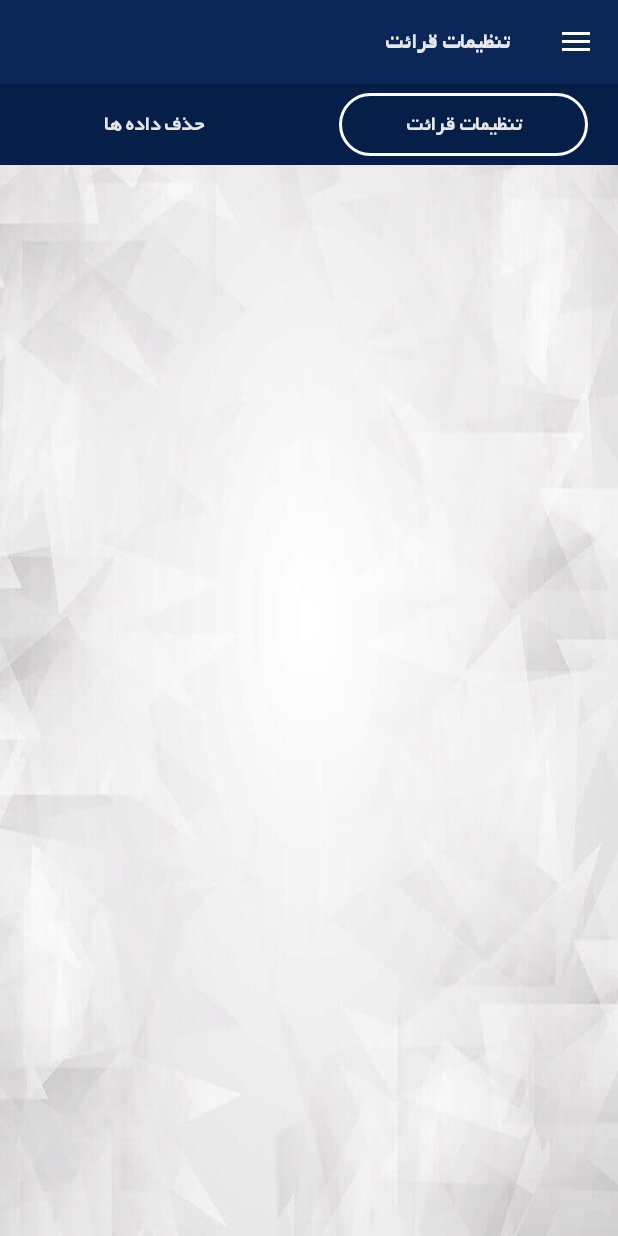
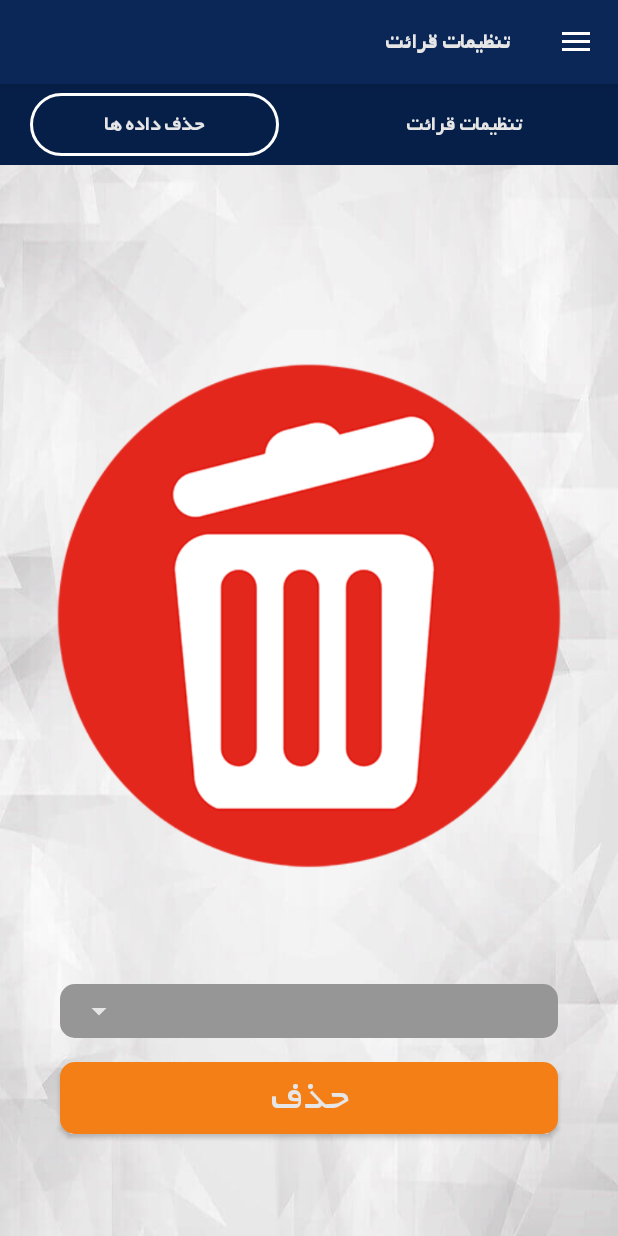
Before and after one commit to iamAliRostami/CounterReading, an Android app: the ReadingSettingActivity screen opened directly, with no data from a screen before it, after a tap on an icon or button, on a phone screen of 412 x 824 dp. Run offline under Robolectric (Android 15) with nearby library versions, the phone set to English and light mode, and no system bars; our stand-ins replace Shimmer; libraries missing offline, so code that uses them is left out: es.dmoral.toasty; 1 statement that could not run was skipped; 3 other taps on this screen came first.

Commit message:
first ui commit.

```diff
--- a/app/src/main/java/com/leon/reading_counter/activities/ReadingSettingActivity.java
+++ b/app/src/main/java/com/leon/reading_counter/activities/ReadingSettingActivity.java
@@ -1,15 +1,24 @@
 package com.leon.reading_counter.activities;
 
+import android.annotation.SuppressLint;
+import android.graphics.Color;
+import android.os.Debug;
 import android.view.View;
 
 import androidx.constraintlayout.widget.ConstraintLayout;
+import androidx.viewpager.widget.ViewPager;
 
 import com.leon.reading_counter.R;
+import com.leon.reading_counter.adapters.ViewPagerAdapterTab;
 import com.leon.reading_counter.base_items.BaseActivity;
 import com.leon.reading_counter.databinding.ActivityReadingSettingBinding;
+import com.leon.reading_counter.fragments.ReadingSettingDeleteFragment;
+import com.leon.reading_counter.fragments.ReadingSettingFragment;
+import com.leon.reading_counter.utils.DepthPageTransformer;
 
 public class ReadingSettingActivity extends BaseActivity {
     ActivityReadingSettingBinding binding;
+    private int previousState, currentState;
 
     @Override
     protected void initialize() {
@@ -17,5 +26,100 @@ public class ReadingSettingActivity extends BaseActivity {
         View childLayout = binding.getRoot();
         ConstraintLayout parentLayout = findViewById(R.id.base_Content);
         parentLayout.addView(childLayout);
+        setupViewPager();
+        initializeTextViews();
+    }
+
+    void initializeTextViews() {
+        textViewRead();
+        textViewDelete();
+    }
+
+    @SuppressLint("UseCompatLoadingForDrawables")
+    void textViewDelete() {
+        binding.textViewDelete.setOnClickListener(view -> {
+            setColor();
+            binding.textViewDelete.setBackground(getResources().getDrawable(R.drawable.border_white_2));
+            setPadding();
+            binding.viewPager.setCurrentItem(1);
+        });
+    }
+
+    @SuppressLint("UseCompatLoadingForDrawables")
+    void textViewRead() {
+        binding.textViewRead.setOnClickListener(view -> {
+            setColor();
+            binding.textViewRead.setBackground(getResources().getDrawable(R.drawable.border_white_2));
+            setPadding();
+            binding.viewPager.setCurrentItem(0);
+        });
+    }
+
+    private void setColor() {
+        binding.textViewRead.setBackgroundColor(Color.TRANSPARENT);
+        binding.textViewRead.setTextColor(getResources().getColor(R.color.text_color_light));
+        binding.textViewDelete.setBackgroundColor(Color.TRANSPARENT);
+        binding.textViewDelete.setTextColor(getResources().getColor(R.color.text_color_light));
+    }
+
+    private void setPadding() {
+        binding.textViewRead.setPadding(0,
+                (int) getResources().getDimension(R.dimen.medium_dp), 0,
+                (int) getResources().getDimension(R.dimen.medium_dp));
+        binding.textViewDelete.setPadding(0,
+                (int) getResources().getDimension(R.dimen.medium_dp), 0,
+                (int) getResources().getDimension(R.dimen.medium_dp));
+    }
+
+    private void setupViewPager() {
+        ViewPagerAdapterTab adapter = new ViewPagerAdapterTab(getSupportFragmentManager());
+        adapter.addFragment(new ReadingSettingFragment(), "تنظیمات قرائت");
+        adapter.addFragment(new ReadingSettingDeleteFragment(), "حذف");
+        binding.viewPager.setAdapter(adapter);
+        binding.viewPager.addOnPageChangeListener(new ViewPager.OnPageChangeListener() {
+            @Override
+            public void onPageScrolled(int position, float positionOffset, int positionOffsetPixels) {
+            }
+
+            @Override
+            public void onPageSelected(int position) {
+                if (position == 0) {
+                    binding.textViewRead.callOnClick();
+                } else if (position == 1) {
+                    binding.textViewDelete.callOnClick();
+                }
+            }
+
+            @Override
+            public void onPageScrollStateChanged(int state) {
+                int currentPage = binding.viewPager.getCurrentItem();
+                if (currentPage == 1 || currentPage == 0) {
+                    previousState = currentState;
+                    currentState = state;
+                    if (previousState == 1 && currentState == 0) {
+                        binding.viewPager.setCurrentItem(currentPage == 0 ? 1 : 0);
+                    }
+                }
+            }
+        });
+        binding.viewPager.setPageTransformer(true, new DepthPageTransformer());
+    }
+
+    @Override
+    protected void onStop() {
+        super.onStop();
+        Runtime.getRuntime().totalMemory();
+        Runtime.getRuntime().freeMemory();
+        Runtime.getRuntime().maxMemory();
+        Debug.getNativeHeapAllocatedSize();
+    }
+
+    @Override
+    protected void onDestroy() {
+        super.onDestroy();
+        Runtime.getRuntime().totalMemory();
+        Runtime.getRuntime().freeMemory();
+        Runtime.getRuntime().maxMemory();
+        Debug.getNativeHeapAllocatedSize();
     }
 }
--- /dev/null
+++ b/app/src/main/java/com/leon/reading_counter/fragments/ReadingSettingDeleteFragment.java
@@ -0,0 +1,45 @@
+package com.leon.reading_counter.fragments;
+
+import android.annotation.SuppressLint;
+import android.os.Bundle;
+import android.view.LayoutInflater;
+import android.view.View;
+import android.view.ViewGroup;
+
+import androidx.fragment.app.Fragment;
+
+import com.leon.reading_counter.R;
+import com.leon.reading_counter.databinding.FragmentReadingSettingDeleteBinding;
+
+import org.jetbrains.annotations.NotNull;
+
+public class ReadingSettingDeleteFragment extends Fragment {
+    FragmentReadingSettingDeleteBinding binding;
+
+    public ReadingSettingDeleteFragment() {
+    }
+
+    @Override
+    public void onCreate(Bundle savedInstanceState) {
+        super.onCreate(savedInstanceState);
+    }
+
+    @Override
+    public View onCreateView(@NotNull LayoutInflater inflater, ViewGroup container,
+                             Bundle savedInstanceState) {
+        binding = FragmentReadingSettingDeleteBinding.inflate(inflater, container, false);
+        initialize();
+        return binding.getRoot();
+    }
+
+    @SuppressLint("UseCompatLoadingForDrawables")
+    void initialize() {
+        binding.imageViewDelete.setImageDrawable(getResources().getDrawable(R.drawable.img_delete));
+    }
+
+    @Override
+    public void onDestroyView() {
+        super.onDestroyView();
+        binding.imageViewDelete.setImageDrawable(null);
+    }
+}
--- /dev/null
+++ b/app/src/main/java/com/leon/reading_counter/fragments/ReadingSettingFragment.java
@@ -0,0 +1,40 @@
+package com.leon.reading_counter.fragments;
+
+import android.os.Bundle;
+import android.view.LayoutInflater;
+import android.view.View;
+import android.view.ViewGroup;
+
+import androidx.fragment.app.Fragment;
+
+import com.leon.reading_counter.databinding.FragmentReadingSettingBinding;
+
+import org.jetbrains.annotations.NotNull;
+
+public class ReadingSettingFragment extends Fragment {
+    FragmentReadingSettingBinding binding;
+
+    public ReadingSettingFragment() {
+    }
+
+    @Override
+    public void onCreate(Bundle savedInstanceState) {
+        super.onCreate(savedInstanceState);
+    }
+
+    @Override
+    public View onCreateView(@NotNull LayoutInflater inflater, ViewGroup container,
+                             Bundle savedInstanceState) {
+        binding = FragmentReadingSettingBinding.inflate(inflater, container, false);
+        initialize();
+        return binding.getRoot();
+    }
+
+    void initialize() {
+    }
+
+    @Override
+    public void onDestroyView() {
+        super.onDestroyView();
+    }
+}
--- /dev/null
+++ b/app/src/main/res/drawable/border_gray_4.xml
@@ -0,0 +1,11 @@
+<?xml version="1.0" encoding="utf-8"?>
+<shape xmlns:android="http://schemas.android.com/apk/res/android"
+    android:shape="rectangle">
+    <corners android:radius="@dimen/medium_dp" />
+    <padding
+        android:bottom="@dimen/small_dp"
+        android:left="@dimen/small_dp"
+        android:right="@dimen/small_dp"
+        android:top="@dimen/small_dp" />
+    <solid android:color="@color/gray" />
+</shape>
--- a/app/src/main/res/layout/activity_reading_setting.xml
+++ b/app/src/main/res/layout/activity_reading_setting.xml
@@ -1,9 +1,9 @@
 <?xml version="1.0" encoding="utf-8"?>
 <RelativeLayout xmlns:android="http://schemas.android.com/apk/res/android"
+    xmlns:app="http://schemas.android.com/apk/res-auto"
     xmlns:tools="http://schemas.android.com/tools"
     android:layout_width="match_parent"
     android:layout_height="match_parent"
-    xmlns:app="http://schemas.android.com/apk/res-auto"
     tools:context=".activities.ReadingSettingActivity">
 
     <LinearLayout
@@ -50,7 +50,6 @@
                 android:textColor="@color/text_color_light"
                 android:visibility="gone" />
 
-
             <TextView
                 android:id="@+id/text_view_delete"
                 style="@style/text_bold"
@@ -67,6 +66,7 @@
                 android:text="@string/delete_data"
                 android:textColor="@color/text_color_light" />
 
+
         </LinearLayout>
 
         <androidx.viewpager.widget.ViewPager
--- /dev/null
+++ b/app/src/main/res/layout/fragment_reading_setting_delete.xml
@@ -0,0 +1,62 @@
+<?xml version="1.0" encoding="utf-8"?>
+<FrameLayout xmlns:android="http://schemas.android.com/apk/res/android"
+    xmlns:tools="http://schemas.android.com/tools"
+    android:layout_width="match_parent"
+    android:layout_height="match_parent"
+    tools:context=".fragments.ReadingSettingDeleteFragment">
+
+    <LinearLayout
+        android:layout_width="match_parent"
+        android:layout_height="wrap_content"
+        android:layout_gravity="center"
+        android:gravity="center"
+        android:orientation="vertical"
+        android:padding="@dimen/large_dp"
+        tools:ignore="UselessParent">
+
+        <ImageView
+            android:id="@+id/image_view_delete"
+            android:layout_width="match_parent"
+            android:layout_height="0dp"
+            android:layout_weight="1"
+            android:src="@drawable/img_delete"
+            tools:ignore="ContentDescription" />
+
+        <LinearLayout
+            android:layout_width="match_parent"
+            android:layout_height="wrap_content"
+            android:layout_gravity="center"
+            android:layout_marginLeft="@dimen/large_dp"
+            android:layout_marginTop="@dimen/low_dp"
+            android:layout_marginRight="@dimen/large_dp"
+            android:layout_marginBottom="@dimen/low_dp"
+            android:background="@drawable/border_gray_4"
+            android:gravity="center"
+            android:orientation="horizontal"
+            android:paddingTop="@dimen/low_dp"
+            android:paddingBottom="@dimen/low_dp">
+
+            <Spinner
+                android:id="@+id/spinner"
+                android:layout_width="match_parent"
+                android:layout_height="wrap_content"
+                android:layout_gravity="center"
+                android:gravity="center" />
+
+        </LinearLayout>
+
+        <Button
+            android:id="@+id/button_delete"
+            android:layout_width="match_parent"
+            android:layout_height="wrap_content"
+            android:layout_marginLeft="@dimen/large_dp"
+            android:layout_marginTop="@dimen/medium_dp"
+            android:layout_marginRight="@dimen/large_dp"
+            android:layout_marginBottom="@dimen/medium_dp"
+            android:background="@drawable/border_yellow_3"
+            android:text="@string/delete"
+            android:textColor="@color/text_color_light"
+            android:textSize="@dimen/text_size_large" />
+    </LinearLayout>
+
+</FrameLayout>
--- a/app/src/main/res/values/strings.xml
+++ b/app/src/main/res/values/strings.xml
@@ -119,7 +119,6 @@
     <string name="new_possibilities">امکانات جدید</string>
     <string name="apk_size">حجم فایل</string>
     <string name="receive_file">دریافت فایل</string>
-    <string name="reading_setting">تنظیمات قرائت</string>
     <string name="sending_setting">تنظیمات ارسال</string>
     <string name="delete_data">حذف داده ها</string>
 </resources>
```
Also changed, not shown: app/src/main/res/layout/fragment_reading_setting.xml (added, +16 -0 lines), app/src/main/res/drawable/img_delete.png (added).
